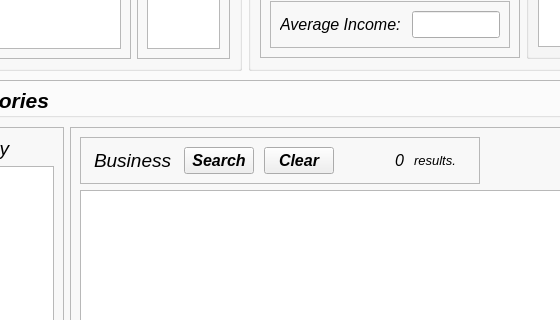
Harry908/Cpts_451, file MileStone1app/mw.ui: the form before one commit; both pictures show x 168 to 728 and y 214 to 534 of the 1186 by 891 pixel window.
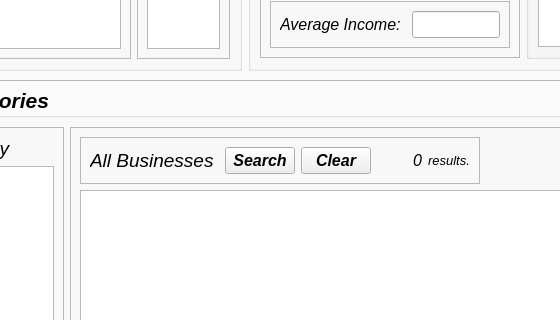
The form after the commit.

What changed in the file:
```diff
--- a/MileStone1app/mw.ui
+++ b/MileStone1app/mw.ui
@@ -783,7 +783,7 @@
                 </property>
                 <property name="maximumSize">
                  <size>
-                  <width>800</width>
+                  <width>900</width>
                   <height>50</height>
                  </size>
                 </property>
@@ -798,7 +798,7 @@
                   <widget class="QLabel" name="label_10">
                    <property name="maximumSize">
                     <size>
-                     <width>80</width>
+                     <width>200</width>
                      <height>16777215</height>
                     </size>
                    </property>
@@ -812,7 +812,7 @@
                     </font>
                    </property>
                    <property name="text">
-                    <string>Business </string>
+                    <string>All Businesses </string>
                    </property>
                   </widget>
                  </item>
```
